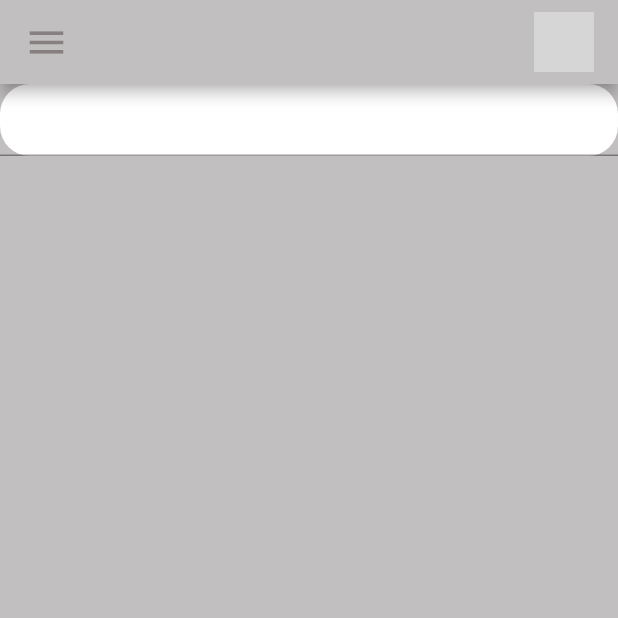
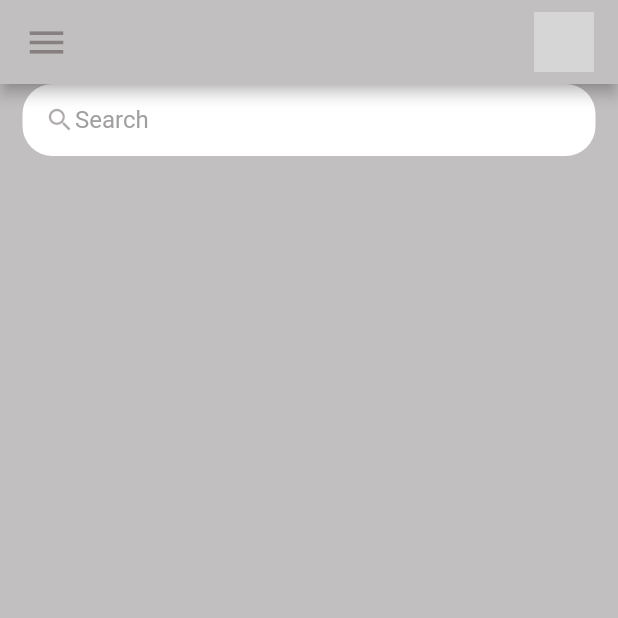
Before and after one commit to kirtijangid/To-Do_app, a Flutter app: the screen it shows after launch, on a phone screen of 412 x 824 dp, the top half of it. Run offline on Flutter 3.47's test engine with Material 2 defaults, Android fonts, the phone set to English and light mode, and no system bars; grey boxes are pictures that could not be loaded.

Commit message:
adding hintText and search icon to the container

```diff
--- a/lib/screens/home.dart
+++ b/lib/screens/home.dart
@@ -7,17 +7,35 @@ class Home extends StatelessWidget {
   @override
   Widget build(BuildContext) {
     return Scaffold(
-        backgroundColor: tdBGColor,
-        appBar: _buildAppBar(),
-        body: Container(
-            child: Column(
+      backgroundColor: tdBGColor,
+      appBar: _buildAppBar(),
+      body: Container(
+        padding: EdgeInsets.symmetric(horizontal: 15),
+        child: Column(
           children: [
             Container(
+              padding: EdgeInsets.symmetric(horizontal: 15),
               decoration: BoxDecoration(
                 color: Colors.white,
                 borderRadius: BorderRadius.circular(20),
               ),
-              child: TextField(),
+              child: TextField(
+                  decoration: InputDecoration(
+                      contentPadding: EdgeInsets.all(0),
+                      prefixIcon: Icon(
+                        Icons.search,
+                        color: tdBlack,
+                        size: 20,
+                      ),
+                      prefixIconConstraints: BoxConstraints(
+                        maxHeight: 20,
+                        maxWidth: 25,
+                      ),
+                      border: InputBorder.none,
+                      hintText: 'Search',
+                      hintStyle: TextStyle(color: tdGrey),
+                      ),
+                      ),
             ),
           ],
         ),
```
